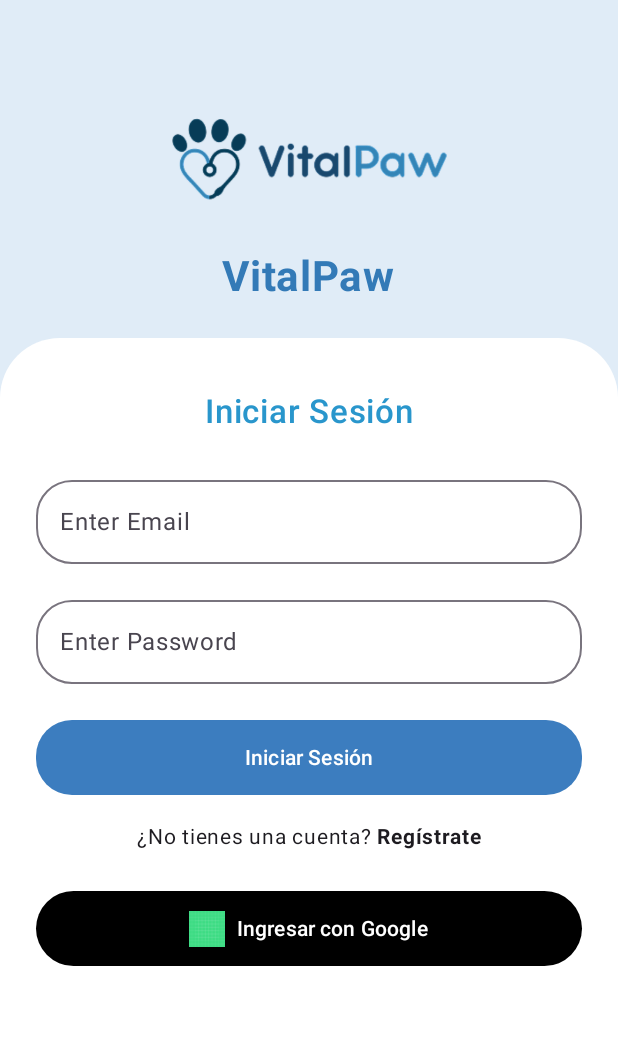
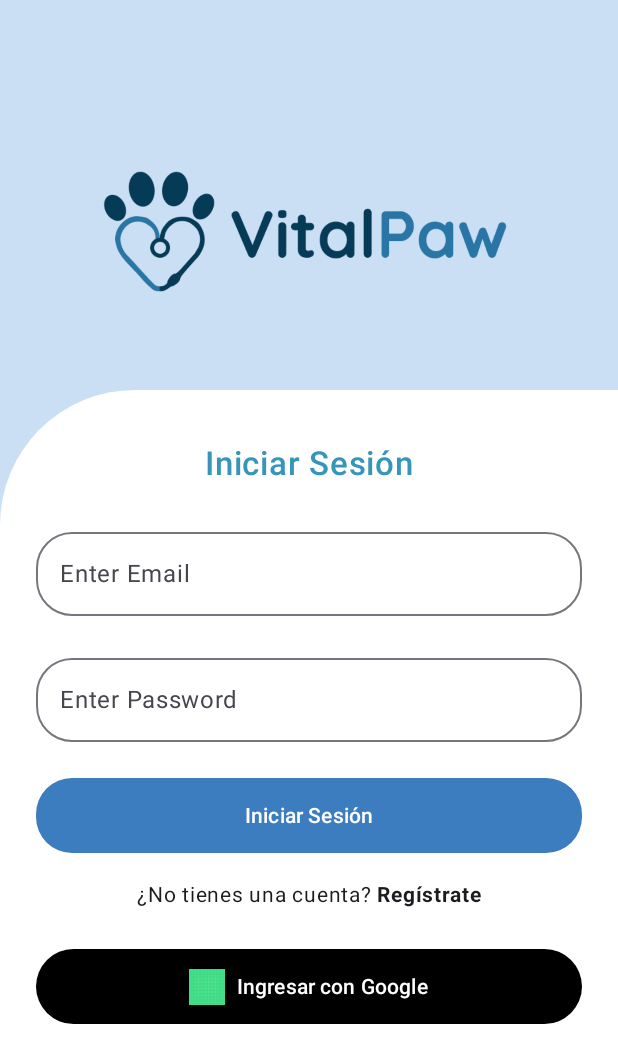
Before and after one commit to Glimmercitos/VitalPaw_UI, an Android app built with Jetpack Compose: the screen it shows after launch (MainActivity), on a phone screen of 412 x 824 dp. Shown: the top 1063 px of the screen. Run offline under Robolectric (Android 15) with nearby library versions, the light colour scheme and no system bars.

Commit message:
💄 update login UI

```diff
--- a/app/src/main/java/me/vitalpaw/ui/screens/veterinario/LoginScreen.kt
+++ b/app/src/main/java/me/vitalpaw/ui/screens/veterinario/LoginScreen.kt
@@ -28,16 +28,18 @@ import androidx.compose.ui.text.SpanStyle
 import androidx.compose.ui.text.buildAnnotatedString
 import androidx.compose.ui.text.font.FontWeight
 import androidx.compose.ui.text.withStyle
+import androidx.compose.ui.tooling.preview.Preview
 import androidx.compose.ui.unit.dp
 import androidx.compose.ui.unit.sp
 import me.vitalpaw.R
 
+@Preview(showBackground = true)
 @Composable
 fun LoginScreen(){
     Box(
         modifier = Modifier
             .fillMaxSize()
-            .background(Color(0xFFE0ECF7))
+            .background(Color(0xFFCBDFF4))
     ){
         Column(
             horizontalAlignment = Alignment.CenterHorizontally,
@@ -51,17 +53,11 @@ fun LoginScreen(){
                 painter = painterResource( id  = R.drawable.logo),
                 contentDescription = "Logo VitalPaw",
                 modifier = Modifier
-                    .height(100.dp)
-            )
-            Text(
-                text = "VitalPaw",
-                fontSize = 28.sp,
-                fontWeight = FontWeight.Bold,
-                color = Color(0xFF337AB7),
-                modifier = Modifier.padding(top = 8.dp, bottom = 24.dp)
+                    .width(300.dp)
+                    .height(200.dp)
             )
             Surface(
-                shape = RoundedCornerShape(topStart = 40.dp, topEnd = 40.dp),
+                shape = RoundedCornerShape(topStart = 90.dp, topEnd = 0.dp),
                 color = Color.White,
                 modifier = Modifier
                     .fillMaxSize()
@@ -76,7 +72,7 @@ fun LoginScreen(){
                     text = "Iniciar Sesión",
                     fontSize = 22.sp,
                     fontWeight = FontWeight.SemiBold,
-                    color = Color(0xFF2996CC)
+                    color = Color(0xFF3695B9)
                 )
 
                 Spacer(modifier = Modifier.height(24.dp))
@@ -89,7 +85,7 @@ fun LoginScreen(){
                     shape = RoundedCornerShape(24.dp)
                 )
 
-                Spacer(modifier = Modifier.height(16.dp))
+                Spacer(modifier = Modifier.height(20.dp))
 
                 // Password
                 OutlinedTextField(
```
Also changed, not shown: app/src/main/res/drawable/logo.png.
